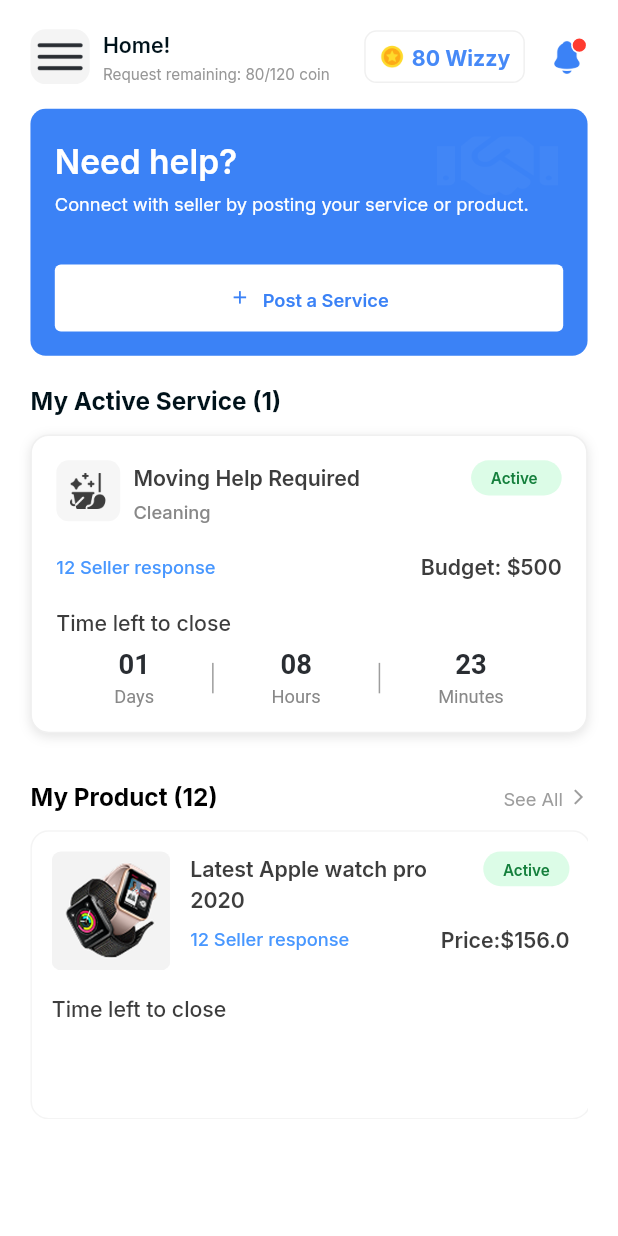
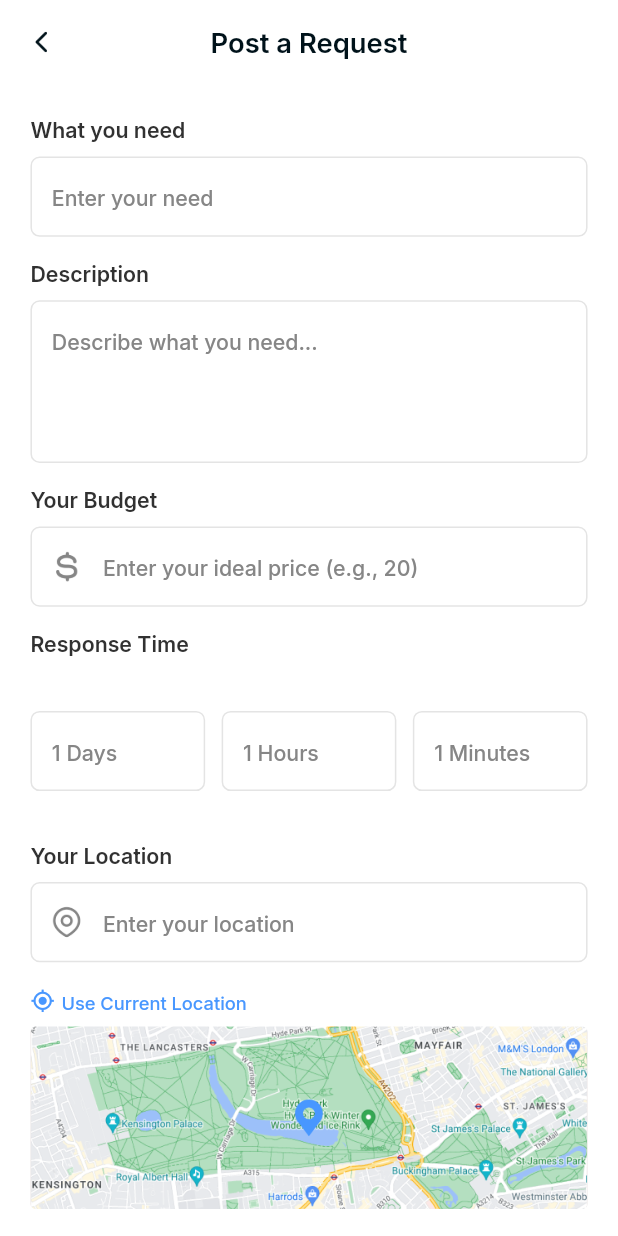
Before and after one commit to akibur-rahman-wix-buddy/martaarcadu_app, a Flutter app: the HomeScreen screen opened by its route, after a tap on "Post a Service", on a phone screen of 412 x 824 dp. Run offline on Flutter 3.47's test engine with Material 3 defaults, Android fonts, the light colour scheme and no system bars; drawn by our look-alikes of auto_animated; our stand-ins replace dio, flutter_screenutil, get, get_it, get_storage, image_picker and 3 more; missing offline and left inert: dotlottie_loader; accounts and stored records are empty; Roboto replaces fonts that are missing (Manrope).

Commit message:
post requset screen

```diff
--- a/lib/common_widgets/common_textform_field.dart
+++ b/lib/common_widgets/common_textform_field.dart
@@ -11,11 +11,14 @@ class CommonTextFormField extends StatelessWidget {
   final bool isPassword;
   final TextEditingController? controller;
   final Widget? suffixIcon;
+  final Widget? prefixIcon;
   final TextInputType keyboardType;
   final String? Function(String?)? validator;
   final void Function(String)? onFieldSubmitted;
   final int? maxLines;
   final int? maxLength;
+  final bool readOnly;
+  final VoidCallback? onTap;
 
   const CommonTextFormField({
     super.key,
@@ -25,11 +28,14 @@ class CommonTextFormField extends StatelessWidget {
     this.isPassword = false,
     this.controller,
     this.suffixIcon,
+    this.prefixIcon,
     this.keyboardType = TextInputType.text,
     this.validator,
     this.onFieldSubmitted,
     this.maxLines = 1,
     this.maxLength,
+    this.readOnly = false,
+    this.onTap,
   });
 
   @override
@@ -43,11 +49,12 @@ class CommonTextFormField extends StatelessWidget {
           controller: controller,
           obscureText: obscureText,
           keyboardType: keyboardType,
-          textAlign: TextAlign.left,
           validator: validator,
           onFieldSubmitted: onFieldSubmitted,
           maxLines: obscureText ? 1 : maxLines,
           maxLength: maxLength,
+          readOnly: readOnly,
+          onTap: onTap,
           decoration: InputDecoration(
             hintText: hintText,
             hintStyle: TextFontStyle.textStylec14c868686ManropeW500,
@@ -62,9 +69,10 @@ class CommonTextFormField extends StatelessWidget {
             ),
             focusedBorder: OutlineInputBorder(
               borderRadius: BorderRadius.circular(6.r),
-              borderSide: const BorderSide(color: AppColors.cE4E4E4),
+              borderSide: const BorderSide(color: AppColors.c4897FF),
             ),
             suffixIcon: suffixIcon,
+            prefixIcon: prefixIcon,
           ),
         ),
       ],
--- a/lib/features/home/presentation/home_screen.dart
+++ b/lib/features/home/presentation/home_screen.dart
@@ -1,7 +1,7 @@
 import 'package:flutter/material.dart';
 import 'package:flutter_screenutil/flutter_screenutil.dart';
 import 'package:martaarcadu_app/constants/text_font_style.dart';
-import 'package:martaarcadu_app/features/drawer/drawer_screen.dart';
+import 'package:martaarcadu_app/features/drawer/presentation/drawer_screen.dart';
 import 'package:martaarcadu_app/features/home/presentation/model/product_item.dart';
 import 'package:martaarcadu_app/features/home/presentation/model/service_item.dart';
 import 'package:martaarcadu_app/features/home/presentation/widgets/banner_card.dart';
--- a/lib/features/home/presentation/widgets/banner_card.dart
+++ b/lib/features/home/presentation/widgets/banner_card.dart
@@ -3,6 +3,8 @@ import 'package:flutter_screenutil/flutter_screenutil.dart';
 import 'package:martaarcadu_app/constants/text_font_style.dart';
 import 'package:martaarcadu_app/gen/assets.gen.dart';
 import 'package:martaarcadu_app/gen/colors.gen.dart';
+import 'package:martaarcadu_app/helpers/all_routes.dart';
+import 'package:martaarcadu_app/helpers/navigation_service.dart';
 import 'package:martaarcadu_app/helpers/ui_helpers.dart';
 
 class BannerCard extends StatelessWidget {
@@ -24,7 +26,8 @@ class BannerCard extends StatelessWidget {
             right: 0,
             child: Opacity(
               opacity: 0.1,
-              child: Image.asset(Assets.icons.helpIcon.path,
+              child: Image.asset(
+                Assets.icons.helpIcon.path,
                 width: 80.w,
                 height: 43.h,
               ),
@@ -33,14 +36,16 @@ class BannerCard extends StatelessWidget {
           Column(
             crossAxisAlignment: CrossAxisAlignment.start,
             children: [
-              Text('Need help?',
+              Text(
+                'Need help?',
                 style: TextFontStyle.textStylec24c00121AManropeW600.copyWith(
                   color: AppColors.cFFFFFF,
                   fontSize: 22.sp,
                 ),
               ),
               UIHelper.verticalSpace(4.h),
-              Text('Connect with seller by posting your service or product.',
+              Text(
+                'Connect with seller by posting your service or product.',
                 style: TextFontStyle.textStylec12c9D9D9DManropeW400.copyWith(
                   color: AppColors.cFFFFFF,
                   fontSize: 12.sp,
@@ -51,11 +56,14 @@ class BannerCard extends StatelessWidget {
                 width: double.infinity,
                 height: 44.h,
                 child: OutlinedButton.icon(
-                  onPressed: () {},
+                  onPressed: () {
+                    NavigationService.navigateTo(Routes.postRequestScreen);
+                  },
                   icon: Icon(Icons.add, size: 14.sp, color: AppColors.c3B82F6),
                   label: Text(
                     'Post a Service',
-                    style: TextFontStyle.textStylec12c3B82F6ManropeW500.copyWith(
+                    style:
+                        TextFontStyle.textStylec12c3B82F6ManropeW500.copyWith(
                       fontWeight: FontWeight.w600,
                     ),
                   ),
@@ -68,8 +76,6 @@ class BannerCard extends StatelessWidget {
                   ),
                 ),
               ),
-
-
             ],
           )
         ],
--- /dev/null
+++ b/lib/features/post_request/presentation/post_request_screen.dart
@@ -0,0 +1,160 @@
+import 'package:flutter/material.dart';
+import 'package:flutter_screenutil/flutter_screenutil.dart';
+import 'package:martaarcadu_app/common_widgets/common_arrow_button.dart';
+import 'package:martaarcadu_app/common_widgets/common_button.dart';
+import 'package:martaarcadu_app/common_widgets/common_textform_field.dart';
+import 'package:martaarcadu_app/constants/text_font_style.dart';
+import 'package:martaarcadu_app/gen/assets.gen.dart';
+import 'package:martaarcadu_app/gen/colors.gen.dart';
+import 'package:martaarcadu_app/helpers/ui_helpers.dart';
+
+class PostRequestScreen extends StatelessWidget {
+  const PostRequestScreen({super.key});
+
+  @override
+  Widget build(BuildContext context) {
+    return Scaffold(
+      backgroundColor: AppColors.cFFFFFF,
+      appBar: AppBar(
+        backgroundColor: AppColors.cFFFFFF,
+        elevation: 0,
+        leading: const CommonBackButton(),
+        centerTitle: true,
+        title: Text(
+          'Post a Request',
+          style: TextFontStyle.textStylec18c1B1F3BManropeW600.copyWith(
+            color: AppColors.c00121A,
+          ),
+        ),
+      ),
+      body: SafeArea(
+        child: Padding(
+          padding: EdgeInsets.symmetric(
+            horizontal: UIHelper.kDefaulutPadding(),
+          ),
+          child: SingleChildScrollView(
+            child: Column(
+              crossAxisAlignment: CrossAxisAlignment.start,
+              children: [
+                UIHelper.verticalSpace(20.h),
+
+                /// What you need
+                const CommonTextFormField(
+                  label: 'What you need',
+                  hintText: 'Enter your need',
+                ),
+                UIHelper.verticalSpace(14.h),
+
+                /// Description
+                const CommonTextFormField(
+                  label: 'Description',
+                  hintText: 'Describe what you need...',
+                  maxLines: 4,
+                ),
+                UIHelper.verticalSpace(14.h),
+
+                /// Budget with Dollar Icon
+                CommonTextFormField(
+                  label: 'Your Budget',
+                  hintText: 'Enter your ideal price (e.g., 20)',
+                  keyboardType: TextInputType.number,
+                  prefixIcon: Padding(
+                    padding: EdgeInsets.symmetric(horizontal: 12.w),
+                    child: Image.asset(
+                      Assets.icons.dollarIcon.path,
+                      height: 20.h,
+                      width: 20.w,
+                    ),
+                  ),
+                ),
+                UIHelper.verticalSpace(14.h),
+
+                /// Response Time Label
+                Text(
+                  'Response Time',
+                  style:
+                      TextFontStyle.textStylec14c313131ManropeW600.copyWith(),
+                ),
+                UIHelper.verticalSpace(8.h),
+
+                /// Response Time Fields (Days, Hours, Minutes)
+                Row(
+                  children: [
+                    Expanded(
+                      child: const CommonTextFormField(
+                        label: '',
+                        hintText: '1 Days',
+                      ),
+                    ),
+                    UIHelper.horizontalSpace(10.w),
+                    Expanded(
+                      child: const CommonTextFormField(
+                        label: '',
+                        hintText: '1 Hours',
+                      ),
+                    ),
+                    UIHelper.horizontalSpace(10.w),
+                    Expanded(
+                      child: const CommonTextFormField(
+                        label: '',
+                        hintText: '1 Minutes',
+                      ),
+                    ),
+                  ],
+                ),
+                UIHelper.verticalSpace(32.h),
+
+                /// Location with Icon
+                CommonTextFormField(
+                  label: 'Your Location',
+                  hintText: 'Enter your location',
+                  readOnly: true,
+                  prefixIcon: Padding(
+                    padding: EdgeInsets.symmetric(horizontal: 12.w),
+                    child: Image.asset(
+                      Assets.icons.locationIcon.path,
+                      height: 20.h,
+                      width: 20.w,
+                    ),
+                  ),
+                  onTap: () {},
+                ),
+                UIHelper.verticalSpace(16.5.h),
+                GestureDetector(
+                  onTap: () {},
+                  child: Row(
+                    children: [
+                      Icon(Icons.my_location,
+                          size: 16.sp, color: AppColors.c4897FF),
+                      UIHelper.horizontalSpace(4.w),
+                      Text('Use Current Location',
+                          style: TextFontStyle.textStylec12c393939ManropeW500
+                              .copyWith(
+                            color: AppColors.c4897FF,
+                          )),
+                    ],
+                  ),
+                ),
+                UIHelper.verticalSpace(8.h),
+                ClipRRect(
+                  borderRadius: BorderRadius.circular(3.54.r),
+                  child: Image.asset(
+                    Assets.images.postRequestScreenImage.path,
+                    height: 120.h,
+                    width: double.infinity,
+                    fit: BoxFit.cover,
+                  ),
+                ),
+                UIHelper.verticalSpace(40.h),
+                CommonButton(
+                  text: 'Publish Request',
+                  onPressed: () {},
+                ),
+              ],
+            ),
+          ),
+        ),
+      ),
+    );
+  }
+}
--- a/lib/helpers/all_routes.dart
+++ b/lib/helpers/all_routes.dart
@@ -8,9 +8,10 @@ import 'package:martaarcadu_app/features/account/accounts_sucess/presentation/ac
 import 'package:martaarcadu_app/features/account/email_verify/presentation/emial_verify_screen.dart';
 import 'package:martaarcadu_app/features/auth/forget_password/presentation/forget_password_screen.dart';
 import 'package:martaarcadu_app/features/auth/login/presentation/login_screen.dart';
-import 'package:martaarcadu_app/features/auth/new_password/new_password_screen.dart';
-import 'package:martaarcadu_app/features/auth/otp_verify/otp_verify_screen.dart';
+import 'package:martaarcadu_app/features/auth/new_password/presentation/new_password_screen.dart';
+import 'package:martaarcadu_app/features/auth/otp_verify/presentation/otp_verify_screen.dart';
 import 'package:martaarcadu_app/features/home/presentation/home_screen.dart';
+import 'package:martaarcadu_app/features/post_request/presentation/post_request_screen.dart';
 
 final class Routes {
   static final Routes _routes = Routes._internal();
@@ -67,6 +68,7 @@ final class Routes {
   static const String accountDetailsScreen = '/account_details_screen';
   static const String emailVerifyScreen = '/email_verify_screen';
   static const String accountSucessScreen = '/account_sucess_screen';
+  static const String postRequestScreen = '/post_request_screen';
 }
 
 final class RouteGenerator {
@@ -112,9 +114,13 @@ final class RouteGenerator {
             : CupertinoPageRoute(builder: (context) => AccountSuccessScreen());
       case Routes.homeScreen:
         return Platform.isAndroid
+            ? _FadedTransitionRoute(widget: HomeScreen(), settings: settings)
+            : CupertinoPageRoute(builder: (context) => HomeScreen());
+      case Routes.postRequestScreen:
+        return Platform.isAndroid
             ? _FadedTransitionRoute(
-                widget: HomeScreen(), settings: settings)
-            : CupertinoPageRoute(builder: (context) => HomeScreen());
+                widget: PostRequestScreen(), settings: settings)
+            : CupertinoPageRoute(builder: (context) => PostRequestScreen());
       // // case Routes.categorySearchScreen:
       // //   return Platform.isAndroid
       // //       ? _FadedTransitionRoute(
--- a/lib/main.dart
+++ b/lib/main.dart
@@ -5,9 +5,10 @@ import 'package:get/get.dart';
 import 'package:get_storage/get_storage.dart';
 
 import 'package:martaarcadu_app/features/auth/login/presentation/login_screen.dart';
-import 'package:martaarcadu_app/features/drawer/drawer_screen.dart';
+import 'package:martaarcadu_app/features/drawer/presentation/drawer_screen.dart';
 import 'package:martaarcadu_app/features/home/presentation/home_screen.dart';
 import 'package:martaarcadu_app/features/onboarding/presentation/onboarding_screen.dart';
+import 'package:martaarcadu_app/features/post_request/presentation/post_request_screen.dart';
 import 'constants/custome_theme.dart';
 import 'gen/colors.gen.dart';
 import 'helpers/all_routes.dart';
@@ -86,7 +87,7 @@ class UtillScreenMobile extends StatelessWidget {
             },
             navigatorKey: NavigationService.navigatorKey,
             onGenerateRoute: RouteGenerator.generateRoute,
-            home: OnboardingScreen(),
+            home: HomeScreen(),
           ),
         );
       },
```
Also changed, not shown: lib/features/auth/new_password/presentation/new_password_screen.dart (renamed from lib/features/auth/new_password/new_password_screen.dart), lib/features/auth/otp_verify/presentation/otp_verify_screen.dart (renamed from lib/features/auth/otp_verify/otp_verify_screen.dart), lib/features/drawer/presentation/drawer_screen.dart (line endings or trailing spaces). Lines whose indentation alone changed are shown as unchanged.
